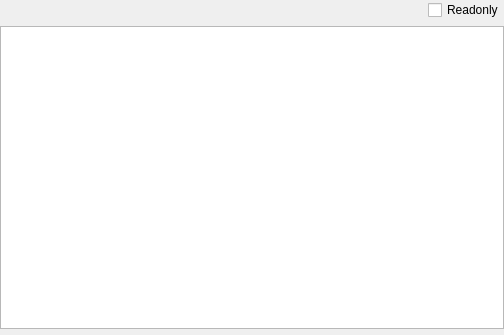
First picture: the form in MACH/machsectionheaderwidget.ui, repository horsicq/FormatWidgets, before the edit.
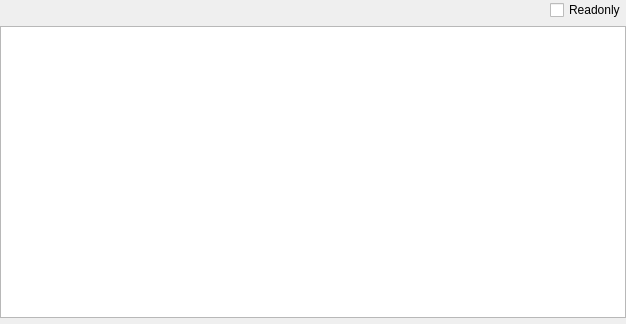
Second picture: the form after the edit. Custom widgets are drawn as their Qt base class.

Patch:
```diff
--- a/MACH/machsectionheaderwidget.ui
+++ b/MACH/machsectionheaderwidget.ui
@@ -6,8 +6,8 @@
    <rect>
     <x>0</x>
     <y>0</y>
-    <width>504</width>
-    <height>335</height>
+    <width>626</width>
+    <height>324</height>
    </rect>
   </property>
   <property name="windowTitle">
```
